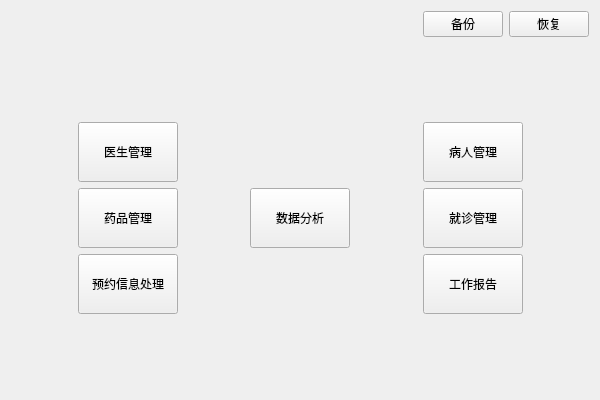
First picture: the form in welcomeview.ui, repository zhuguotiao/Lab, before the edit.
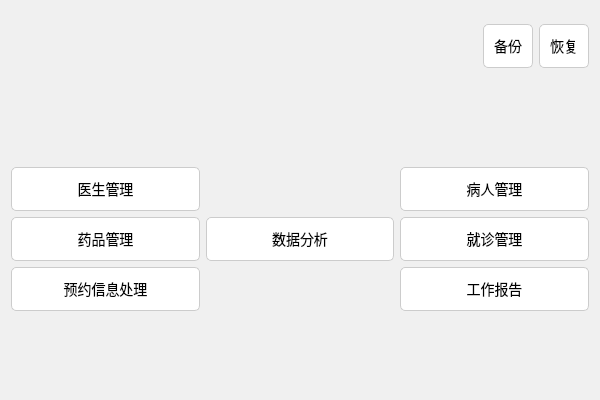
Second picture: the form after the edit.

```diff
--- a/welcomeview.ui
+++ b/welcomeview.ui
@@ -15,21 +15,43 @@
   </property>
   <property name="styleSheet">
    <string notr="true">
-  
-
-    QPushButton:hover {
+    QWidget {
         background-color: #f0f0f0;
     }
-  
-    
+    QPushButton {
+        background-color: #ffffff;
+        border: 1px solid #cccccc;
+        border-radius: 5px;
+        padding: 10px;
+        font-size: 14px;
+    }
+    QPushButton:hover {
+        background-color: #e0e0e0;
+    }
+    QPushButton:pressed {
+        background-color: #d0d0d0;
+    }
    </string>
   </property>
-  <layout class="QVBoxLayout" name="verticalLayout_3">
+  <layout class="QVBoxLayout" name="verticalLayout">
    <item>
-    <layout class="QHBoxLayout" name="horizontalLayout_2">
+    <layout class="QHBoxLayout" name="horizontalLayout">
      <item>
       <spacer name="horizontalSpacer">
        <property name="orientation">
+        <enum>Qt::Orientation::Vertical</enum>
+       </property>
+       <property name="sizeHint" stdset="0">
+        <size>
+         <width>0</width>
+         <height>0</height>
+        </size>
+       </property>
+      </spacer>
+     </item>
+     <item>
+      <spacer name="horizontalSpacer_7">
+       <property name="orientation">
         <enum>Qt::Orientation::Horizontal</enum>
        </property>
        <property name="sizeHint" stdset="0">
@@ -41,27 +63,36 @@
       </spacer>
      </item>
      <item>
-      <layout class="QHBoxLayout" name="horizontalLayout">
-       <item>
-        <widget class="QPushButton" name="btSave">
-         <property name="text">
-          <string>备份</string>
-         </property>
-        </widget>
-       </item>
-       <item>
-        <widget class="QPushButton" name="btResume">
-         <property name="text">
-          <string>恢复</string>
-         </property>
-        </widget>
-       </item>
-      </layout>
+      <widget class="QPushButton" name="btSave">
+       <property name="text">
+        <string>备份</string>
+       </property>
+      </widget>
+     </item>
+     <item>
+      <widget class="QPushButton" name="btResume">
+       <property name="text">
+        <string>恢复</string>
+       </property>
+      </widget>
+     </item>
+     <item>
+      <spacer name="horizontalSpacer_2">
+       <property name="orientation">
+        <enum>Qt::Orientation::Vertical</enum>
+       </property>
+       <property name="sizeHint" stdset="0">
+        <size>
+         <width>0</width>
+         <height>0</height>
+        </size>
+       </property>
+      </spacer>
      </item>
     </layout>
    </item>
    <item>
-    <spacer name="verticalSpacer">
+    <spacer name="verticalSpacer_2">
      <property name="orientation">
       <enum>Qt::Orientation::Vertical</enum>
      </property>
@@ -74,30 +105,11 @@
     </spacer>
    </item>
    <item>
-    <layout class="QHBoxLayout" name="horizontalLayout_3">
+    <layout class="QHBoxLayout" name="horizontalLayout_2">
      <item>
-      <spacer name="horizontalSpacer_4">
-       <property name="orientation">
-        <enum>Qt::Orientation::Horizontal</enum>
-       </property>
-       <property name="sizeHint" stdset="0">
-        <size>
-         <width>40</width>
-         <height>20</height>
-        </size>
-       </property>
-      </spacer>
-     </item>
-     <item>
-      <layout class="QVBoxLayout" name="verticalLayout">
+      <layout class="QVBoxLayout" name="verticalLayout_2">
        <item>
         <widget class="QPushButton" name="btDoctor">
-         <property name="minimumSize">
-          <size>
-           <width>100</width>
-           <height>60</height>
-          </size>
-         </property>
          <property name="text">
           <string>医生管理</string>
          </property>
@@ -105,18 +117,6 @@
        </item>
        <item>
         <widget class="QPushButton" name="btDrug">
-         <property name="sizePolicy">
-          <sizepolicy hsizetype="Fixed" vsizetype="Fixed">
-           <horstretch>0</horstretch>
-           <verstretch>0</verstretch>
-          </sizepolicy>
-         </property>
-         <property name="minimumSize">
-          <size>
-           <width>100</width>
-           <height>60</height>
-          </size>
-         </property>
          <property name="text">
           <string>药品管理</string>
          </property>
@@ -124,12 +124,6 @@
        </item>
        <item>
         <widget class="QPushButton" name="btReserve">
-         <property name="minimumSize">
-          <size>
-           <width>100</width>
-           <height>60</height>
-          </size>
-         </property>
          <property name="text">
           <string>预约信息处理</string>
          </property>
@@ -138,54 +132,42 @@
       </layout>
      </item>
      <item>
-      <spacer name="horizontalSpacer_3">
+      <spacer name="horizontalSpacer_4">
        <property name="orientation">
-        <enum>Qt::Orientation::Horizontal</enum>
+        <enum>Qt::Orientation::Vertical</enum>
        </property>
        <property name="sizeHint" stdset="0">
         <size>
-         <width>40</width>
-         <height>20</height>
+         <width>0</width>
+         <height>0</height>
         </size>
        </property>
       </spacer>
      </item>
      <item>
       <widget class="QPushButton" name="btDataAnalysis">
-       <property name="minimumSize">
-        <size>
-         <width>100</width>
-         <height>60</height>
-        </size>
-       </property>
        <property name="text">
         <string>数据分析</string>
        </property>
       </widget>
      </item>
      <item>
-      <spacer name="horizontalSpacer_2">
+      <spacer name="horizontalSpacer_5">
        <property name="orientation">
-        <enum>Qt::Orientation::Horizontal</enum>
+        <enum>Qt::Orientation::Vertical</enum>
        </property>
        <property name="sizeHint" stdset="0">
         <size>
-         <width>40</width>
-         <height>20</height>
+         <width>0</width>
+         <height>0</height>
         </size>
        </property>
       </spacer>
      </item>
      <item>
-      <layout class="QVBoxLayout" name="verticalLayout_2">
+      <layout class="QVBoxLayout" name="verticalLayout_3">
        <item>
         <widget class="QPushButton" name="btPatient">
-         <property name="minimumSize">
-          <size>
-           <width>100</width>
-           <height>60</height>
-          </size>
-         </property>
          <property name="text">
           <string>病人管理</string>
          </property>
@@ -193,18 +175,6 @@
        </item>
        <item>
         <widget class="QPushButton" name="btMedicalRecord">
-         <property name="sizePolicy">
-          <sizepolicy hsizetype="Fixed" vsizetype="Fixed">
-           <horstretch>0</horstretch>
-           <verstretch>0</verstretch>
-          </sizepolicy>
-         </property>
-         <property name="minimumSize">
-          <size>
-           <width>100</width>
-           <height>60</height>
-          </size>
-         </property>
          <property name="text">
           <string>就诊管理</string>
          </property>
@@ -212,18 +182,6 @@
        </item>
        <item>
         <widget class="QPushButton" name="btDoctorReport">
-         <property name="sizePolicy">
-          <sizepolicy hsizetype="Fixed" vsizetype="Fixed">
-           <horstretch>0</horstretch>
-           <verstretch>0</verstretch>
-          </sizepolicy>
-         </property>
-         <property name="minimumSize">
-          <size>
-           <width>100</width>
-           <height>60</height>
-          </size>
-         </property>
          <property name="text">
           <string>工作报告</string>
          </property>
@@ -231,30 +189,17 @@
        </item>
       </layout>
      </item>
-     <item>
-      <spacer name="horizontalSpacer_5">
-       <property name="orientation">
-        <enum>Qt::Orientation::Horizontal</enum>
-       </property>
-       <property name="sizeHint" stdset="0">
-        <size>
-         <width>40</width>
-         <height>20</height>
-        </size>
-       </property>
-      </spacer>
-     </item>
     </layout>
    </item>
    <item>
-    <spacer name="verticalSpacer_2">
+    <spacer name="verticalSpacer">
      <property name="orientation">
       <enum>Qt::Orientation::Vertical</enum>
      </property>
      <property name="sizeHint" stdset="0">
       <size>
        <width>20</width>
-       <height>60</height>
+       <height>78</height>
       </size>
      </property>
     </spacer>
```
